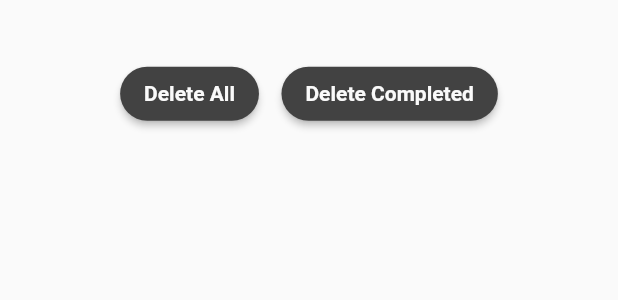
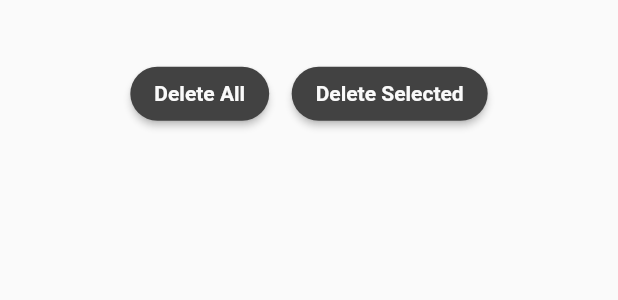
Before and after one commit to FilipeIglesias/papprototype, a Flutter app: the DeleteBottomSheetView widget shown alone on an empty page, opened directly, on a phone screen of 412 x 824 dp. Shown: the top 300 px of the screen. Run offline on Flutter 3.47's test engine with Material 2 defaults, Android fonts, the light colour scheme and no system bars; our stand-ins replace cloud_firestore, date_picker_timeline, firebase_core, flutter_local_notifications, get, google_fonts; accounts and stored records are empty.

Commit message:
Completed to selected

```diff
--- a/lib/ui/bottom_sheets/delete_bottom_sheet_view.dart
+++ b/lib/ui/bottom_sheets/delete_bottom_sheet_view.dart
@@ -34,7 +34,7 @@ class DeleteBottomSheetView extends StatelessWidget {
                   viewModel.deleteCompletedTasks();
                   Navigator.of(context).pop();
                 },
-                child: Text("Delete Completed"),
+                child: Text("Delete Selected"),
                 style: ElevatedButton.styleFrom(
                     foregroundColor: viewModel.clrvl1,
                     backgroundColor: viewModel.clrvl3,
```
